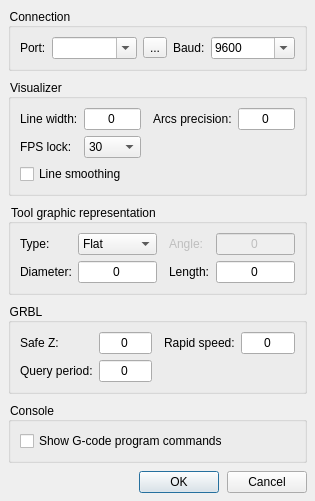
Qt form frmsettings.ui (Denvi/Candle) before a commit.
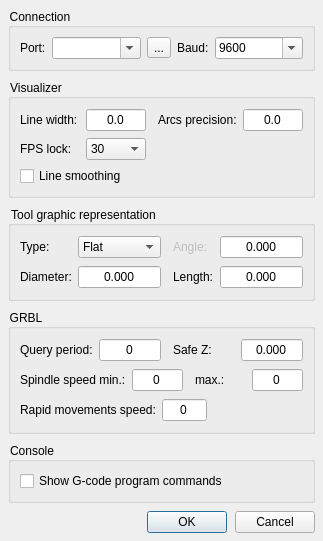
The same form after that commit. Icons and pictures are not drawn.

Diff of the .ui file:
```diff
--- a/frmsettings.ui
+++ b/frmsettings.ui
@@ -6,8 +6,8 @@
    <rect>
     <x>0</x>
     <y>0</y>
-    <width>315</width>
-    <height>457</height>
+    <width>323</width>
+    <height>489</height>
    </rect>
   </property>
   <property name="windowTitle">
@@ -16,6 +16,11 @@
   <property name="styleSheet">
    <string notr="true">QWidget {
 	font-size: 9pt;
+}
+
+QSpinBox, QDoubleSpinBox {
+	padding-top: 1px;
+	padding-bottom: 1px;
 }</string>
   </property>
   <property name="modal">
@@ -130,7 +135,23 @@
      <layout class="QVBoxLayout" name="verticalLayout_2">
       <item>
        <layout class="QGridLayout" name="gridLayout_3">
-        <item row="1" column="1">
+        <item row="0" column="2">
+         <widget class="QDoubleSpinBox" name="txtLineWidth">
+          <property name="alignment">
+           <set>Qt::AlignCenter</set>
+          </property>
+          <property name="buttonSymbols">
+           <enum>QAbstractSpinBox::NoButtons</enum>
+          </property>
+          <property name="decimals">
+           <number>1</number>
+          </property>
+          <property name="maximum">
+           <double>9.000000000000000</double>
+          </property>
+         </widget>
+        </item>
+        <item row="1" column="2">
          <widget class="QComboBox" name="cboFps">
           <item>
            <property name="text">
@@ -149,23 +170,13 @@
           </item>
          </widget>
         </item>
-        <item row="0" column="3">
+        <item row="0" column="5">
          <widget class="QLabel" name="label_6">
           <property name="text">
            <string>Arcs precision:</string>
           </property>
          </widget>
         </item>
-        <item row="0" column="1">
-         <widget class="QLineEdit" name="txtLineWidth">
-          <property name="text">
-           <string>0</string>
-          </property>
-          <property name="alignment">
-           <set>Qt::AlignCenter</set>
-          </property>
-         </widget>
-        </item>
         <item row="0" column="0">
          <widget class="QLabel" name="label_5">
           <property name="text">
@@ -173,16 +184,6 @@
           </property>
          </widget>
         </item>
-        <item row="0" column="4">
-         <widget class="QLineEdit" name="txtArcPrecision">
-          <property name="text">
-           <string>0</string>
-          </property>
-          <property name="alignment">
-           <set>Qt::AlignCenter</set>
-          </property>
-         </widget>
-        </item>
         <item row="1" column="0">
          <widget class="QLabel" name="label_7">
           <property name="text">
@@ -190,7 +191,7 @@
           </property>
          </widget>
         </item>
-        <item row="0" column="2">
+        <item row="0" column="4">
          <spacer name="horizontalSpacer_5">
           <property name="orientation">
            <enum>Qt::Horizontal</enum>
@@ -206,6 +207,22 @@
           </property>
          </spacer>
         </item>
+        <item row="0" column="6">
+         <widget class="QDoubleSpinBox" name="txtArcPrecision">
+          <property name="alignment">
+           <set>Qt::AlignCenter</set>
+          </property>
+          <property name="buttonSymbols">
+           <enum>QAbstractSpinBox::NoButtons</enum>
+          </property>
+          <property name="decimals">
+           <number>1</number>
+          </property>
+          <property name="maximum">
+           <double>99.000000000000000</double>
+          </property>
+         </widget>
+        </item>
        </layout>
       </item>
       <item>
@@ -224,16 +241,6 @@
       <string>Tool graphic representation</string>
      </property>
      <layout class="QGridLayout" name="gridLayout">
-      <item row="1" column="1">
-       <widget class="QLineEdit" name="txtToolDiameter">
-        <property name="text">
-         <string>0</string>
-        </property>
-        <property name="alignment">
-         <set>Qt::AlignCenter</set>
-        </property>
-       </widget>
-      </item>
       <item row="0" column="0">
        <widget class="QLabel" name="label_3">
         <property name="text">
@@ -250,6 +257,12 @@
       </item>
       <item row="0" column="1">
        <widget class="QComboBox" name="cboToolType">
+        <property name="sizePolicy">
+         <sizepolicy hsizetype="Expanding" vsizetype="Fixed">
+          <horstretch>0</horstretch>
+          <verstretch>0</verstretch>
+         </sizepolicy>
+        </property>
         <item>
          <property name="text">
           <string>Flat</string>
@@ -272,16 +285,6 @@
         </property>
        </widget>
       </item>
-      <item row="1" column="5">
-       <widget class="QLineEdit" name="txtToolLength">
-        <property name="text">
-         <string>0</string>
-        </property>
-        <property name="alignment">
-         <set>Qt::AlignCenter</set>
-        </property>
-       </widget>
-      </item>
       <item row="1" column="4">
        <widget class="QLabel" name="lblToolLength">
         <property name="text">
@@ -289,19 +292,6 @@
         </property>
        </widget>
       </item>
-      <item row="0" column="5">
-       <widget class="QLineEdit" name="txtToolAngle">
-        <property name="enabled">
-         <bool>false</bool>
-        </property>
-        <property name="text">
-         <string>0</string>
-        </property>
-        <property name="alignment">
-         <set>Qt::AlignCenter</set>
-        </property>
-       </widget>
-      </item>
       <item row="0" column="2">
        <spacer name="horizontalSpacer_4">
         <property name="orientation">
@@ -318,6 +308,72 @@
         </property>
        </spacer>
       </item>
+      <item row="1" column="1">
+       <widget class="QDoubleSpinBox" name="txtToolDiameter">
+        <property name="sizePolicy">
+         <sizepolicy hsizetype="Expanding" vsizetype="Fixed">
+          <horstretch>0</horstretch>
+          <verstretch>0</verstretch>
+         </sizepolicy>
+        </property>
+        <property name="alignment">
+         <set>Qt::AlignCenter</set>
+        </property>
+        <property name="buttonSymbols">
+         <enum>QAbstractSpinBox::NoButtons</enum>
+        </property>
+        <property name="decimals">
+         <number>3</number>
+        </property>
+        <property name="maximum">
+         <double>99.000000000000000</double>
+        </property>
+       </widget>
+      </item>
+      <item row="1" column="5">
+       <widget class="QDoubleSpinBox" name="txtToolLength">
+        <property name="sizePolicy">
+         <sizepolicy hsizetype="Expanding" vsizetype="Fixed">
+          <horstretch>0</horstretch>
+          <verstretch>0</verstretch>
+         </sizepolicy>
+        </property>
+        <property name="alignment">
+         <set>Qt::AlignCenter</set>
+        </property>
+        <property name="buttonSymbols">
+         <enum>QAbstractSpinBox::NoButtons</enum>
+        </property>
+        <property name="decimals">
+         <number>3</number>
+        </property>
+        <property name="maximum">
+         <double>999.000000000000000</double>
+        </property>
+       </widget>
+      </item>
+      <item row="0" column="5">
+       <widget class="QDoubleSpinBox" name="txtToolAngle">
+        <property name="sizePolicy">
+         <sizepolicy hsizetype="Expanding" vsizetype="Fixed">
+          <horstretch>0</horstretch>
+          <verstretch>0</verstretch>
+         </sizepolicy>
+        </property>
+        <property name="alignment">
+         <set>Qt::AlignCenter</set>
+        </property>
+        <property name="buttonSymbols">
+         <enum>QAbstractSpinBox::NoButtons</enum>
+        </property>
+        <property name="decimals">
+         <number>3</number>
+        </property>
+        <property name="maximum">
+         <double>180.000000000000000</double>
+        </property>
+       </widget>
+      </item>
      </layout>
     </widget>
    </item>
@@ -326,73 +382,189 @@
      <property name="title">
       <string>GRBL</string>
      </property>
-     <layout class="QGridLayout" name="gridLayout_2">
-      <item row="0" column="4">
-       <widget class="QLineEdit" name="txtRapidSpeed">
-        <property name="text">
-         <string>0</string>
-        </property>
-        <property name="alignment">
-         <set>Qt::AlignCenter</set>
-        </property>
-       </widget>
+     <layout class="QVBoxLayout" name="verticalLayout_5">
+      <item>
+       <layout class="QGridLayout" name="gridLayout_2">
+        <item row="0" column="2">
+         <spacer name="horizontalSpacer_6">
+          <property name="orientation">
+           <enum>Qt::Horizontal</enum>
+          </property>
+          <property name="sizeType">
+           <enum>QSizePolicy::Fixed</enum>
+          </property>
+          <property name="sizeHint" stdset="0">
+           <size>
+            <width>6</width>
+            <height>20</height>
+           </size>
+          </property>
+         </spacer>
+        </item>
+        <item row="0" column="0">
+         <widget class="QLabel" name="label_11">
+          <property name="text">
+           <string>Query period:</string>
+          </property>
+         </widget>
+        </item>
+        <item row="0" column="3">
+         <widget class="QLabel" name="label_9">
+          <property name="text">
+           <string>Safe Z:</string>
+          </property>
+         </widget>
+        </item>
+        <item row="0" column="1">
+         <widget class="QSpinBox" name="txtQueryStateTime">
+          <property name="font">
+           <font>
+            <pointsize>9</pointsize>
+           </font>
+          </property>
+          <property name="alignment">
+           <set>Qt::AlignCenter</set>
+          </property>
+          <property name="buttonSymbols">
+           <enum>QAbstractSpinBox::NoButtons</enum>
+          </property>
+          <property name="maximum">
+           <number>9999</number>
+          </property>
+         </widget>
+        </item>
+        <item row="0" column="4">
+         <widget class="QDoubleSpinBox" name="txtSafeZ">
+          <property name="alignment">
+           <set>Qt::AlignCenter</set>
+          </property>
+          <property name="buttonSymbols">
+           <enum>QAbstractSpinBox::NoButtons</enum>
+          </property>
+          <property name="decimals">
+           <number>3</number>
+          </property>
+          <property name="minimum">
+           <double>-999.000000000000000</double>
+          </property>
+          <property name="maximum">
+           <double>999.000000000000000</double>
+          </property>
+         </widget>
+        </item>
+       </layout>
       </item>
-      <item row="1" column="1">
-       <widget class="QLineEdit" name="txtQueryStateTime">
-        <property name="text">
-         <string>0</string>
-        </property>
-        <property name="alignment">
-         <set>Qt::AlignCenter</set>
-        </property>
-       </widget>
+      <item>
+       <layout class="QHBoxLayout" name="horizontalLayout_4">
+        <item>
+         <widget class="QLabel" name="label_12">
+          <property name="text">
+           <string>Spindle speed min.:</string>
+          </property>
+         </widget>
+        </item>
+        <item>
+         <widget class="QSpinBox" name="txtSpindleSpeedMin">
+          <property name="font">
+           <font>
+            <pointsize>9</pointsize>
+           </font>
+          </property>
+          <property name="alignment">
+           <set>Qt::AlignCenter</set>
+          </property>
+          <property name="buttonSymbols">
+           <enum>QAbstractSpinBox::NoButtons</enum>
+          </property>
+          <property name="maximum">
+           <number>99999</number>
+          </property>
+         </widget>
+        </item>
+        <item>
+         <spacer name="horizontalSpacer_7">
+          <property name="orientation">
+           <enum>Qt::Horizontal</enum>
+          </property>
+          <property name="sizeType">
+           <enum>QSizePolicy::Fixed</enum>
+          </property>
+          <property name="sizeHint" stdset="0">
+           <size>
+            <width>6</width>
+            <height>20</height>
+           </size>
+          </property>
+         </spacer>
+        </item>
+        <item>
+         <widget class="QLabel" name="label_13">
+          <property name="text">
+           <string>max.:</string>
+          </property>
+         </widget>
+        </item>
+        <item>
+         <widget class="QSpinBox" name="txtSpindleSpeedMax">
+          <property name="font">
+           <font>
+            <pointsize>9</pointsize>
+           </font>
+          </property>
+          <property name="alignment">
+           <set>Qt::AlignCenter</set>
+          </property>
+          <property name="buttonSymbols">
+           <enum>QAbstractSpinBox::NoButtons</enum>
+          </property>
+          <property name="maximum">
+           <number>99999</number>
+          </property>
+         </widget>
+        </item>
+       </layout>
       </item>
-      <item row="0" column="3">
-       <widget class="QLabel" name="label_10">
-        <property name="text">
-         <string>Rapid speed:</string>
-        </property>
-       </widget>
-      </item>
-      <item row="1" column="0">
-       <widget class="QLabel" name="label_11">
-        <property name="text">
-         <string>Query period:</string>
-        </property>
-       </widget>
-      </item>
-      <item row="0" column="0">
-       <widget class="QLabel" name="label_9">
-        <property name="text">
-         <string>Safe Z:</string>
-        </property>
-       </widget>
-      </item>
-      <item row="0" column="1">
-       <widget class="QLineEdit" name="txtSafeZ">
-        <property name="text">
-         <string>0</string>
-        </property>
-        <property name="alignment">
-         <set>Qt::AlignCenter</set>
-        </property>
-       </widget>
-      </item>
-      <item row="0" column="2">
-       <spacer name="horizontalSpacer_6">
-        <property name="orientation">
-         <enum>Qt::Horizontal</enum>
-        </property>
-        <property name="sizeType">
-         <enum>QSizePolicy::Fixed</enum>
-        </property>
-        <property name="sizeHint" stdset="0">
-         <size>
-          <width>6</width>
-          <height>20</height>
-         </size>
-        </property>
-       </spacer>
+      <item>
+       <layout class="QHBoxLayout" name="horizontalLayout_3" stretch="0,0,1">
+        <item>
+         <widget class="QLabel" name="label_10">
+          <property name="text">
+           <string>Rapid movements speed:</string>
+          </property>
+         </widget>
+        </item>
+        <item>
+         <widget class="QSpinBox" name="txtRapidSpeed">
+          <property name="font">
+           <font>
+            <pointsize>9</pointsize>
+           </font>
+          </property>
+          <property name="alignment">
+           <set>Qt::AlignCenter</set>
+          </property>
+          <property name="buttonSymbols">
+           <enum>QAbstractSpinBox::NoButtons</enum>
+          </property>
+          <property name="maximum">
+           <number>99999</number>
+          </property>
+         </widget>
+        </item>
+        <item>
+         <spacer name="horizontalSpacer_2">
+          <property name="orientation">
+           <enum>Qt::Horizontal</enum>
+          </property>
+          <property name="sizeHint" stdset="0">
+           <size>
+            <width>40</width>
+            <height>20</height>
+           </size>
+          </property>
+         </spacer>
+        </item>
+       </layout>
       </item>
      </layout>
     </widget>
```
Left out of the diff: 8 changed lines with no effect on the pictures.
